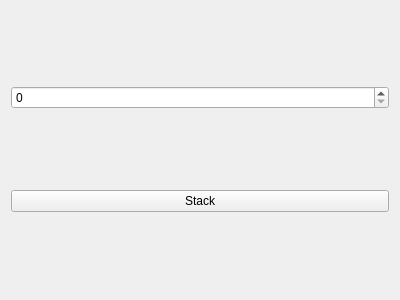
First picture: the form in Stacker/StackerWidget.ui, repository HonghuaLi/stacker, before the edit.
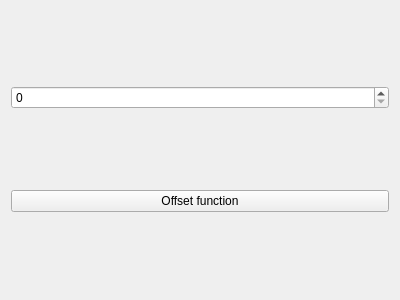
Second picture: the form after the edit.

Commit message: compute and visualize offset function

Patch:
```diff
--- a/Stacker/StackerWidget.ui
+++ b/Stacker/StackerWidget.ui
@@ -20,7 +20,7 @@
    <item>
     <widget class="QPushButton" name="stackButton">
      <property name="text">
-      <string>Stack</string>
+      <string>Offset function</string>
      </property>
     </widget>
    </item>
```
Left out of the diff: 2 changed lines with no effect on the pictures. The commit also changes 15 other files.
